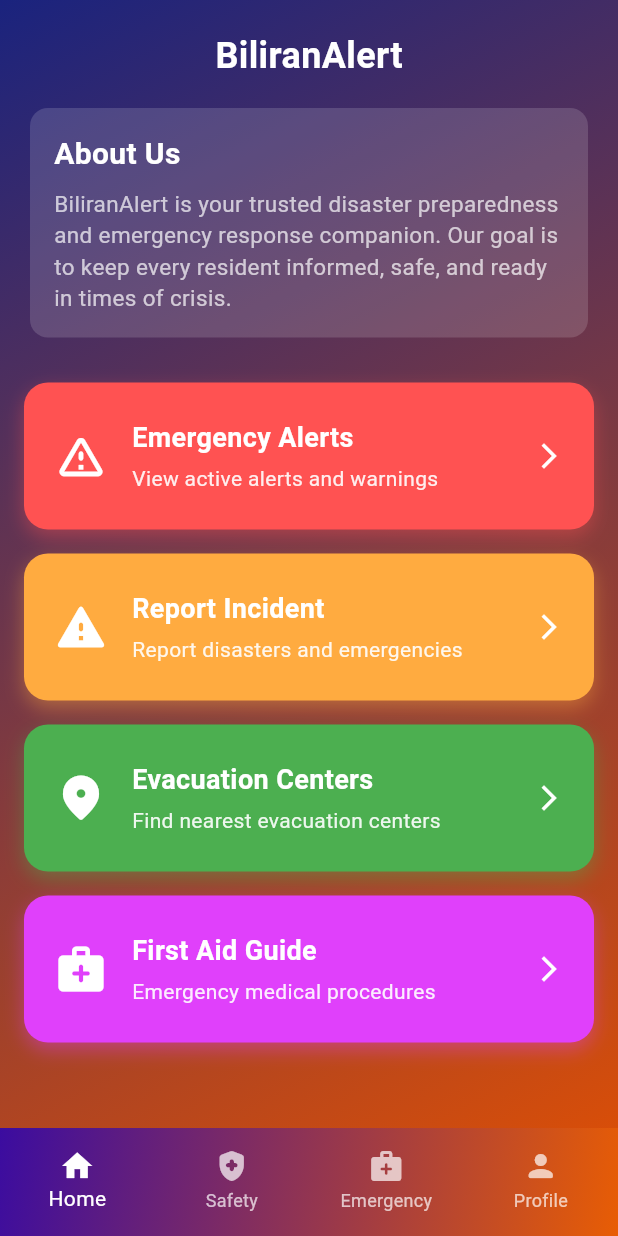
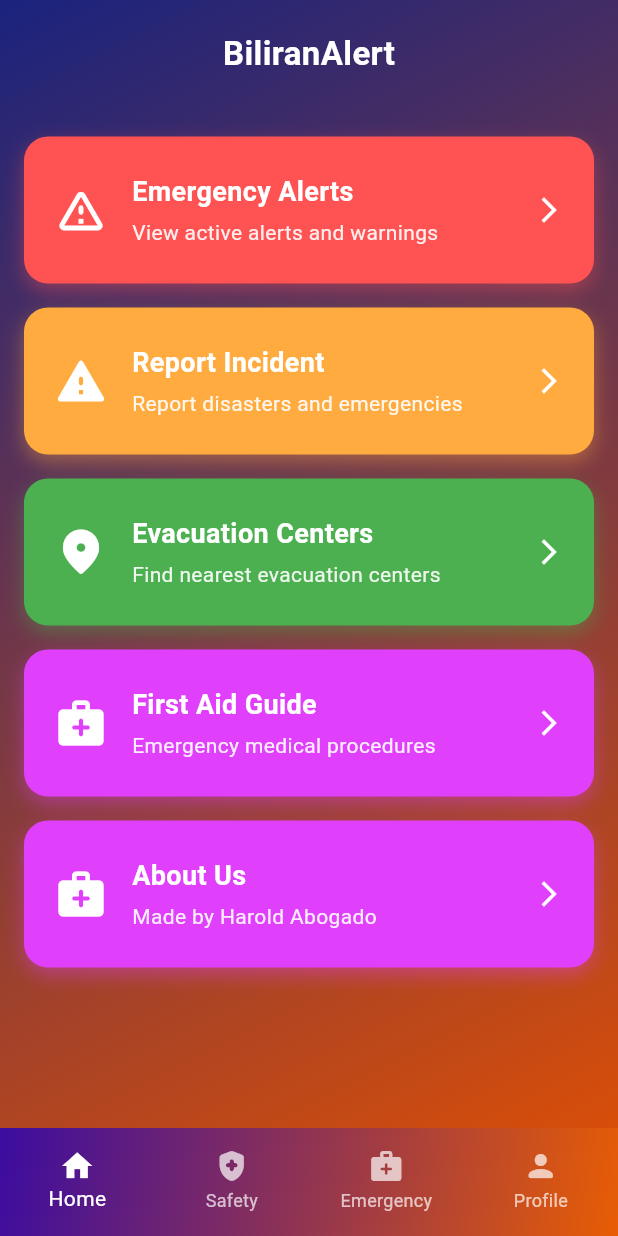
Before and after one commit to JustLJ08/BiliranAlert, a Flutter app: the HomeDashboard screen opened directly, on a phone screen of 412 x 824 dp. Run offline on Flutter 3.47's test engine with Material 3 defaults, Android fonts, the light colour scheme and no system bars.

Commit message:
add about us

```diff
--- a/lib/screens/home_dashboard.dart
+++ b/lib/screens/home_dashboard.dart
@@ -31,6 +31,7 @@ class _HomeDashboardState extends State<HomeDashboard> {
   @override
   Widget build(BuildContext context) {
     return Scaffold(
+      // ✅ Important: allows gradient to extend behind the bottom nav
       extendBody: true,
       backgroundColor: Colors.transparent,
       body: _pages[_selectedIndex],
@@ -92,9 +93,21 @@ class HomeContent extends StatelessWidget {
           );
         },
       },
+      {
+        "color": Colors.purpleAccent,
+        "icon": Icons.medical_services_rounded,
+        "title": "About Us",
+        "subtitle": "Made by Harold Abogado",
+        "onTap": () {
+          ScaffoldMessenger.of(context).showSnackBar(
+            const SnackBar(content: Text("Opening About Us...")),
+          );
+        },
+      },
     ];
 
     return Container(
+      // ✅ Gradient directly applied to root container
       decoration: const BoxDecoration(
         gradient: LinearGradient(
           colors: [primaryDarkBlue, accentOrange],
@@ -103,60 +116,19 @@ class HomeContent extends StatelessWidget {
         ),
       ),
       child: SafeArea(
-        bottom: false,
+        bottom: false, // ✅ Avoids pushing content up (no white gap)
         child: Column(
           children: [
             const SizedBox(height: 20),
-
-            // --- App Title ---
             const Text(
               "BiliranAlert",
               style: TextStyle(
                 fontWeight: FontWeight.bold,
                 color: Colors.white,
-                fontSize: 24,
+                fontSize: 22,
               ),
             ),
-
-            const SizedBox(height: 8),
-
-            // --- NEW: About Us Section ---
-            Container(
-              margin: const EdgeInsets.symmetric(horizontal: 20, vertical: 10),
-              padding: const EdgeInsets.all(16),
-              decoration: BoxDecoration(
-                color: Colors.white.withOpacity(0.15),
-                borderRadius: BorderRadius.circular(12),
-              ),
-              child: const Column(
-                crossAxisAlignment: CrossAxisAlignment.start,
-                children: [
-                  Text(
-                    "About Us",
-                    style: TextStyle(
-                      color: Colors.white,
-                      fontSize: 20,
-                      fontWeight: FontWeight.bold,
-                    ),
-                  ),
-                  SizedBox(height: 8),
-                  Text(
-                    "BiliranAlert is your trusted disaster preparedness and "
-                    "emergency response companion. Our goal is to keep every "
-                    "resident informed, safe, and ready in times of crisis.",
-                    style: TextStyle(
-                      color: Colors.white70,
-                      fontSize: 15,
-                      height: 1.4,
-                    ),
-                  ),
-                ],
-              ),
-            ),
-
-            const SizedBox(height: 20),
-
-            // --- Feature Menu ---
+            const SizedBox(height: 40),
             Expanded(
               child: SingleChildScrollView(
                 padding: const EdgeInsets.symmetric(horizontal: 16),
```
